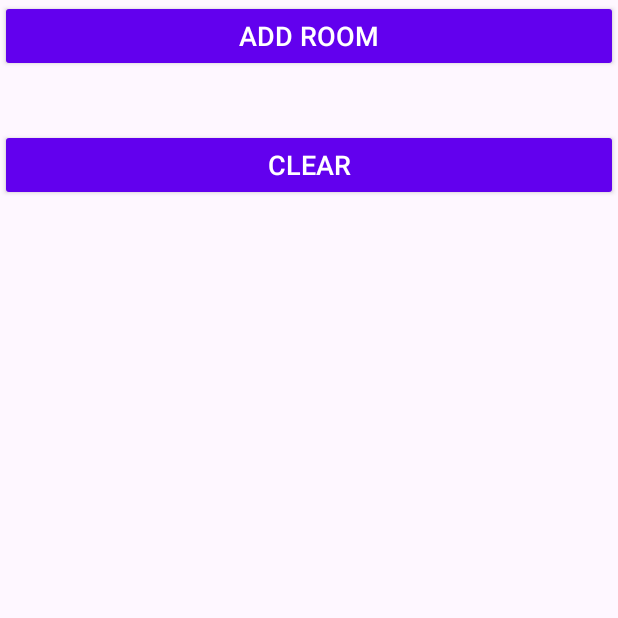
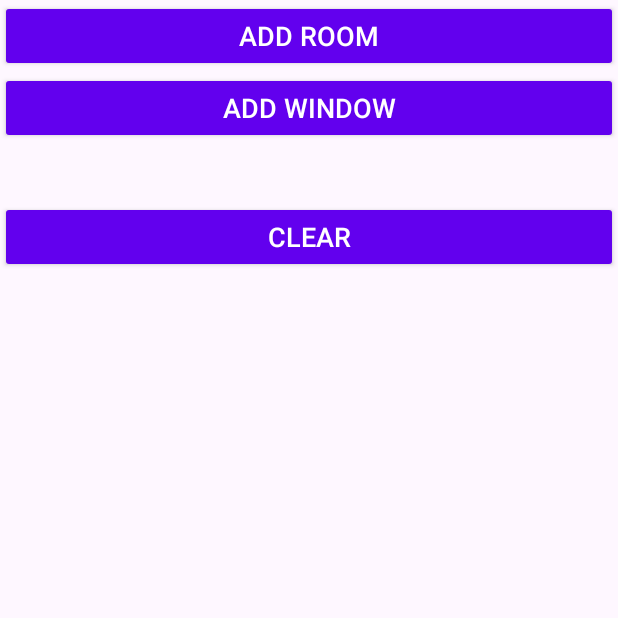
Before and after one commit to Mike10581/PaintCalculator, an Android app: the screen it shows after launch (MainActivity), on a phone screen of 412 x 824 dp, the top half of it. Run offline under Robolectric (Android 15) with nearby library versions, the phone set to English and light mode, and no system bars.

Commit message:
refactor of view list of rooms in MainActivity add button "add window"

```diff
--- a/app/src/main/java/com/example/paintcalculator/AddRoomActivity.java
+++ b/app/src/main/java/com/example/paintcalculator/AddRoomActivity.java
@@ -18,6 +18,7 @@ import java.lang.reflect.Type;
 import java.util.ArrayList;
 import java.util.List;
 
+//TODO add removing ~ and : from text inputs
 public class AddRoomActivity extends AppCompatActivity {
 
     @Override
--- a/app/src/main/res/layout/activity_main.xml
+++ b/app/src/main/res/layout/activity_main.xml
@@ -12,7 +12,15 @@
         style="@style/Widget.AppCompat.Button"
         android:layout_width="match_parent"
         android:layout_height="wrap_content"
-        android:text="@string/txtAddRoom"
+        android:text="@string/btnAddRoom"
+        android:textSize="18sp" />
+
+    <Button
+        android:id="@+id/btnAddWindow"
+        style="@style/Widget.AppCompat.Button"
+        android:layout_width="match_parent"
+        android:layout_height="wrap_content"
+        android:text="@string/btnAddWindow"
         android:textSize="18sp" />
 
     <ScrollView
--- a/app/src/main/res/values/strings.xml
+++ b/app/src/main/res/values/strings.xml
@@ -1,8 +1,11 @@
 <resources>
     <string name="app_name">Paint Calculator</string>
     <string name="txtSplash">Splash Screen Image</string>
-    <string name="txtLoading">Loading...</string>
-    <string name="txtAddRoom">Add Room</string>
+    <string name="txtLoading">Loading…</string>
+    <string name="txtAddRoom">Adding room…</string>
+    <string name="btnAddRoom">Add Room</string>
+    <string name="txtAddWindow">Adding window…</string>
+    <string name="btnAddWindow">Add window</string>
     <string name="lblHeight">Height:</string>
     <string name="lblWidth">Width:</string>
     <string name="lblLength">Length:</string>
```
Also changed, not shown: app/src/main/java/com/example/paintcalculator/MainActivity.java (+11 -3 lines).
